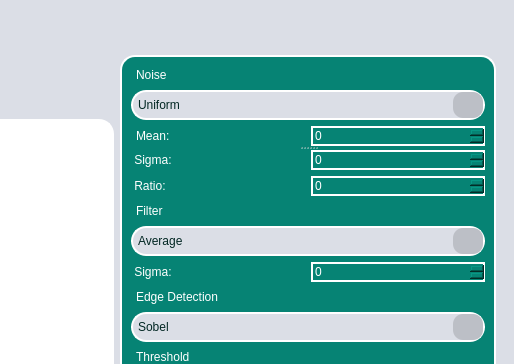
Qt form ui.ui (hassnaa11/Image-Processing-Toolkit) before a commit; both pictures show x 662 to 1176 and y 0 to 364 of the 1176 by 858 pixel window.
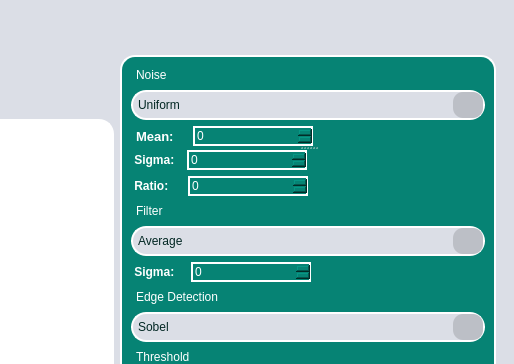
The same form after that commit. Custom widgets are drawn as their Qt base class.

The edit to the form file:
```diff
--- a/ui.ui
+++ b/ui.ui
@@ -378,24 +378,52 @@
                      <layout class="QHBoxLayout" name="horizontalLayout_2">
                       <item>
                        <widget class="QLabel" name="label_18">
+                        <property name="font">
+                         <font>
+                          <family>MS Shell Dlg 2</family>
+                          <pointsize>10</pointsize>
+                          <weight>75</weight>
+                          <italic>false</italic>
+                          <bold>true</bold>
+                         </font>
+                        </property>
                         <property name="styleSheet">
                          <string notr="true">color: rgb(255, 255, 255);
-font: 9pt &quot;MS Shell Dlg 2&quot;;
+font: 10pt &quot;MS Shell Dlg 2&quot;;
 border : 2px solid rgb(6,131,116,255);
-</string>
+font-weight: bold;</string>
                         </property>
                         <property name="text">
-                         <string>Mean: </string>
+                         <string>Mean:  </string>
                         </property>
                        </widget>
                       </item>
                       <item>
                        <widget class="QSpinBox" name="spinBox">
+                        <property name="minimumSize">
+                         <size>
+                          <width>120</width>
+                          <height>0</height>
+                         </size>
+                        </property>
                         <property name="styleSheet">
                          <string notr="true">border : 2px solid rgb(255, 255, 255); </string>
                         </property>
                        </widget>
                       </item>
+                      <item>
+                       <spacer name="horizontalSpacer_4">
+                        <property name="orientation">
+                         <enum>Qt::Horizontal</enum>
+                        </property>
+                        <property name="sizeHint" stdset="0">
+                         <size>
+                          <width>40</width>
+                          <height>20</height>
+                         </size>
+                        </property>
+                       </spacer>
+                      </item>
                      </layout>
                     </widget>
                     <widget class="QWidget" name="horizontalLayoutWidget_2">
@@ -404,22 +432,42 @@
                        <widget class="QLabel" name="label_19">
                         <property name="styleSheet">
                          <string notr="true">color: rgb(255, 255, 255);
-font: 9pt &quot;MS Shell Dlg 2&quot;;
+font: 10pt &quot;MS Shell Dlg 2&quot;;
 border : 0px solid rgb(6,131,116,255);
+font-weight: bold;
 </string>
                         </property>
                         <property name="text">
-                         <string> Sigma:</string>
+                         <string> Sigma:  </string>
                         </property>
                        </widget>
                       </item>
                       <item>
                        <widget class="QSpinBox" name="spinBox_2">
+                        <property name="minimumSize">
+                         <size>
+                          <width>120</width>
+                          <height>0</height>
+                         </size>
+                        </property>
                         <property name="styleSheet">
                          <string notr="true">border : 2px solid rgb(255, 255, 255); </string>
                         </property>
                        </widget>
                       </item>
+                      <item>
+                       <spacer name="horizontalSpacer_5">
+                        <property name="orientation">
+                         <enum>Qt::Horizontal</enum>
+                        </property>
+                        <property name="sizeHint" stdset="0">
+                         <size>
+                          <width>40</width>
+                          <height>20</height>
+                         </size>
+                        </property>
+                       </spacer>
+                      </item>
                      </layout>
                     </widget>
                    </widget>
@@ -430,22 +478,44 @@
                      <widget class="QLabel" name="label_20">
                       <property name="styleSheet">
                        <string notr="true">color: rgb(255, 255, 255);
-font: 9pt &quot;MS Shell Dlg 2&quot;;
+font: 10pt &quot;MS Shell Dlg 2&quot;;
 border : 0px solid rgb(6,131,116,255);
-</string>
+font-weight: bold;</string>
                       </property>
                       <property name="text">
-                       <string> Ratio:</string>
+                       <string> Ratio:    </string>
                       </property>
                      </widget>
                     </item>
                     <item>
                      <widget class="QSpinBox" name="spinBox_3">
+                      <property name="minimumSize">
+                       <size>
+                        <width>120</width>
+                        <height>0</height>
+                       </size>
+                      </property>
                       <property name="styleSheet">
                        <string notr="true">border : 2px solid rgb(255, 255, 255); </string>
                       </property>
                      </widget>
                     </item>
+                    <item>
+                     <spacer name="horizontalSpacer_6">
+                      <property name="orientation">
+                       <enum>Qt::Horizontal</enum>
+                      </property>
+                      <property name="sizeType">
+                       <enum>QSizePolicy::Expanding</enum>
+                      </property>
+                      <property name="sizeHint" stdset="0">
+                       <size>
+                        <width>20</width>
+                        <height>20</height>
+                       </size>
+                      </property>
+                     </spacer>
+                    </item>
                    </layout>
                   </item>
                   <item>
@@ -536,22 +606,41 @@
                      <widget class="QLabel" name="label_23">
                       <property name="styleSheet">
                        <string notr="true">color: rgb(255, 255, 255);
-font: 9pt &quot;MS Shell Dlg 2&quot;;
+font: 10pt &quot;MS Shell Dlg 2&quot;;
 border : 0px solid rgb(6,131,116,255);
-</string>
+font-weight: bold;</string>
                       </property>
                       <property name="text">
-                       <string> Sigma:</string>
+                       <string> Sigma:   </string>
                       </property>
                      </widget>
                     </item>
                     <item>
                      <widget class="QSpinBox" name="spinBox_6">
+                      <property name="minimumSize">
+                       <size>
+                        <width>120</width>
+                        <height>0</height>
+                       </size>
+                      </property>
                       <property name="styleSheet">
                        <string notr="true">border : 2px solid rgb(255, 255, 255); </string>
                       </property>
                      </widget>
                     </item>
+                    <item>
+                     <spacer name="horizontalSpacer_7">
+                      <property name="orientation">
+                       <enum>Qt::Horizontal</enum>
+                      </property>
+                      <property name="sizeHint" stdset="0">
+                       <size>
+                        <width>40</width>
+                        <height>20</height>
+                       </size>
+                      </property>
+                     </spacer>
+                    </item>
                    </layout>
                   </item>
                   <item>
```
